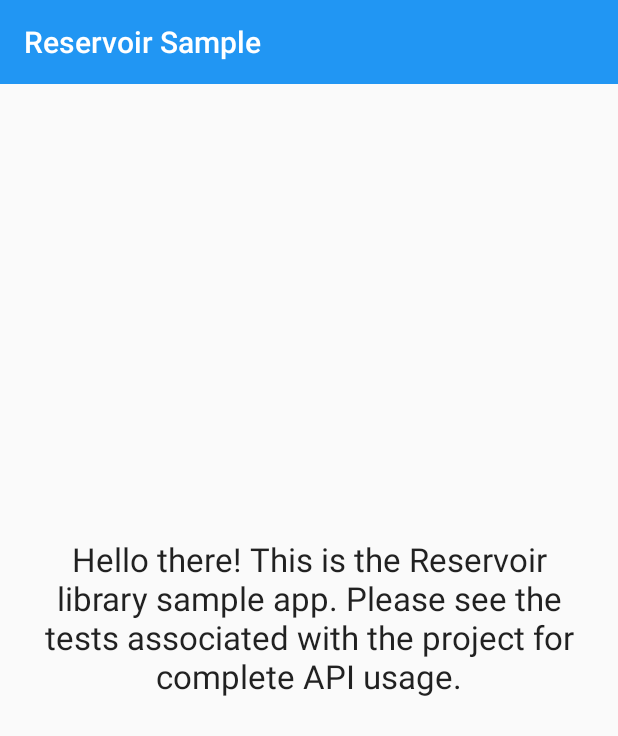
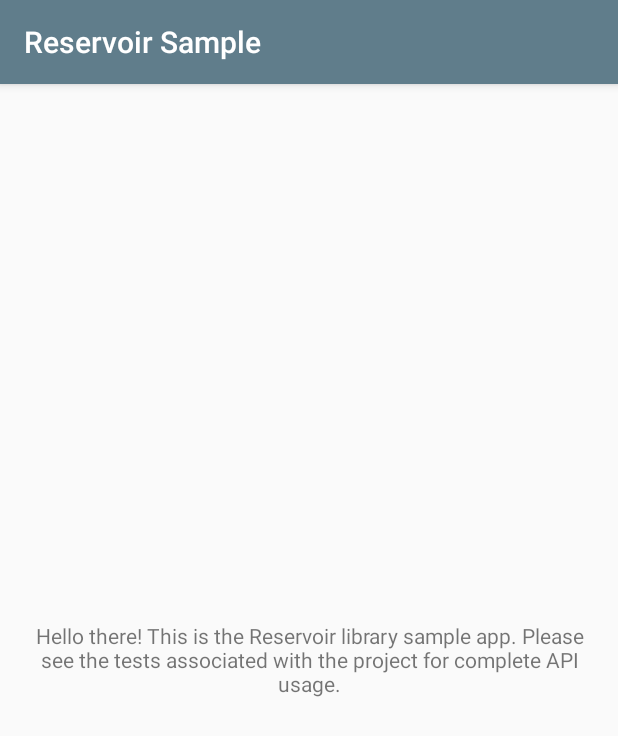
Before and after one commit to anupcowkur/Reservoir, an Android app: the screen it shows after launch (MainActivity), on a phone screen of 412 x 824 dp. Shown: the top 736 px of the screen. Run offline under Robolectric (Android 15) with nearby library versions, the phone set to English and light mode, and no system bars; libraries missing offline, so code that uses them is left out: com.jakewharton.disklrucache, rx.android.schedulers, rx.schedulers; 1 statement that could not run was skipped.

Commit message:
Update UI for sample app

```diff
--- a/Sample/src/main/java/com/anupcowkur/reservoirsample/MainActivity.java
+++ b/Sample/src/main/java/com/anupcowkur/reservoirsample/MainActivity.java
@@ -2,7 +2,6 @@ package com.anupcowkur.reservoirsample;
 
 import android.os.Bundle;
 import android.support.v7.app.AppCompatActivity;
-import android.support.v7.widget.Toolbar;
 
 public class MainActivity extends AppCompatActivity {
 
@@ -10,8 +9,5 @@ public class MainActivity extends AppCompatActivity {
     protected void onCreate(Bundle savedInstanceState) {
         super.onCreate(savedInstanceState);
         setContentView(R.layout.activity_main);
-
-        setSupportActionBar((Toolbar) findViewById(R.id.toolbar));
-
     }
 }
--- a/Sample/src/main/res/layout/activity_main.xml
+++ b/Sample/src/main/res/layout/activity_main.xml
@@ -1,16 +1,6 @@
 <RelativeLayout xmlns:android="http://schemas.android.com/apk/res/android"
-    xmlns:app="http://schemas.android.com/apk/res-auto"
   android:layout_width="match_parent"
   android:layout_height="match_parent">
-
-    <android.support.v7.widget.Toolbar
-        android:id="@+id/toolbar"
-        android:layout_width="match_parent"
-        android:layout_height="wrap_content"
-        android:background="?attr/colorPrimary"
-        android:minHeight="?attr/actionBarSize"
-        app:popupTheme="@style/ThemeOverlay.AppCompat.Light"
-        app:theme="@style/ThemeOverlay.AppCompat.Dark.ActionBar" />
 
   <TextView
     android:layout_width="wrap_content"
@@ -19,6 +9,5 @@
     android:layout_marginLeft="@dimen/reservoir_activity_horizontal_margin"
     android:layout_marginRight="@dimen/reservoir_activity_horizontal_margin"
     android:gravity="center"
-        android:text="@string/reservoir_sample_msg"
-        android:textAppearance="?android:attr/textAppearanceLarge" />
+    android:text="@string/reservoir_sample_msg" />
 </RelativeLayout>
--- a/Sample/src/main/res/values/colors.xml
+++ b/Sample/src/main/res/values/colors.xml
@@ -1,11 +1,7 @@
 <?xml version="1.0" encoding="utf-8"?>
 <resources>
-  <color name="primary">#2196F3</color>
-  <color name="primary_dark">#1976D2</color>
-  <color name="primary_light">#BBDEFB</color>
-  <color name="accent">#2196F3</color>
+  <color name="primary">#607D8B</color>
+  <color name="primary_dark">#455A64</color>
+  <color name="accent">#795548</color>
   <color name="primary_text">#212121</color>
-  <color name="secondary_text">#727272</color>
-  <color name="icons">#FFFFFF</color>
-  <color name="divider">#B6B6B6</color>
 </resources>
--- a/Sample/src/main/res/values/strings.xml
+++ b/Sample/src/main/res/values/strings.xml
@@ -1,7 +1,5 @@
 <?xml version="1.0" encoding="utf-8"?>
 <resources>
-
-    <string name="reservoir_app_name">Reservoir Sample</string>
-    <string name="reservoir_sample_msg">Hello there! This is the Reservoir library sample app. Please see the tests associated with the project for complete API usage.</string>
-
+  <string name="reservoir_app_name">Reservoir Sample</string>
+  <string name="reservoir_sample_msg">Hello there! This is the Reservoir library sample app. Please see the tests associated with the project for complete API usage.</string>
 </resources>
--- a/Sample/src/main/res/values/styles.xml
+++ b/Sample/src/main/res/values/styles.xml
@@ -1,11 +1,10 @@
 <resources>
 
-    <style name="ReservoirAppTheme" parent="Theme.AppCompat.Light.NoActionBar">
-        <item name="colorPrimary">@color/primary</item>
-        <item name="colorPrimaryDark">@color/primary_dark</item>
-        <item name="colorAccent">@color/accent</item>
-        <item name="icon">@color/icons</item>
-        <item name="divider">@color/divider</item>
-    </style>
-
+  <style name="ReservoirAppTheme"
+    parent="Theme.AppCompat.Light.DarkActionBar">
+    <item name="colorPrimary">@color/primary</item>
+    <item name="colorPrimaryDark">@color/primary_dark</item>
+    <item name="colorAccent">@color/accent</item>
+    <item name="android:textColorPrimary">@color/primary_text</item>
+  </style>
 </resources>
```
Also changed, not shown: Sample/src/main/res/values/dimens.xml (+4 -5 lines). Lines whose indentation alone changed are shown as unchanged.
